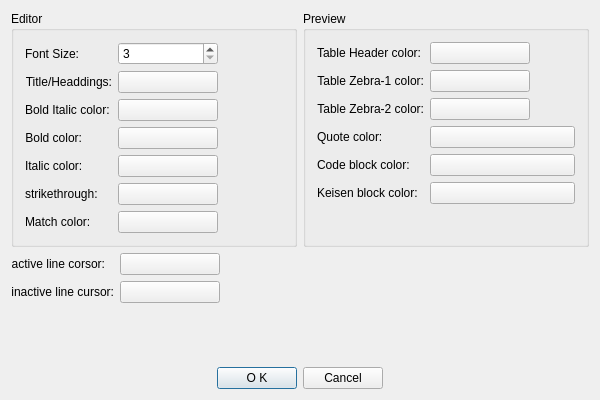
This is viMarkdown/src/SettingsDialog.ui in shigmas/viMarkdown as Qt 5 draws it before an edit. The edited form follows.
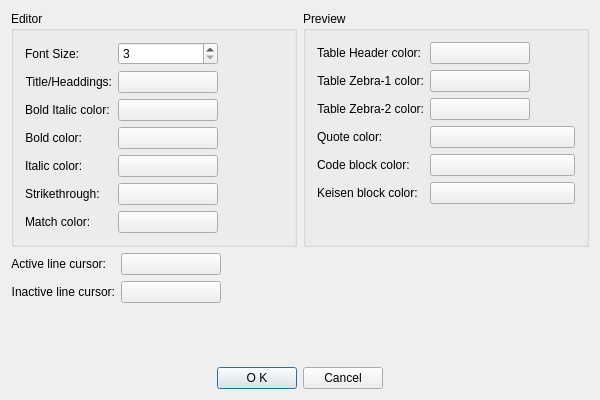
This is the edited form.

Commit message: 1318 ◎ C 04/29 04/29 02004│問題│設定ダイアログ：cursor の綴りが間違っている

Diff of the .ui file:
```diff
--- a/viMarkdown/src/SettingsDialog.ui
+++ b/viMarkdown/src/SettingsDialog.ui
@@ -126,7 +126,7 @@
           <item row="5" column="0">
            <widget class="QLabel" name="label_11">
             <property name="text">
-             <string>strikethrough:</string>
+             <string>Strikethrough:</string>
             </property>
            </widget>
           </item>
@@ -308,7 +308,7 @@
          <item row="0" column="0">
           <widget class="QLabel" name="label_7">
            <property name="text">
-            <string>active line corsor:</string>
+            <string>Active line cursor:</string>
            </property>
            <property name="alignment">
             <set>Qt::AlignmentFlag::AlignRight|Qt::AlignmentFlag::AlignTrailing|Qt::AlignmentFlag::AlignVCenter</set>
@@ -331,7 +331,7 @@
          <item row="1" column="0">
           <widget class="QLabel" name="label_8">
            <property name="text">
-            <string>inactive line cursor:</string>
+            <string>Inactive line cursor:</string>
            </property>
            <property name="alignment">
             <set>Qt::AlignmentFlag::AlignRight|Qt::AlignmentFlag::AlignTrailing|Qt::AlignmentFlag::AlignVCenter</set>
```
The commit also changes 1 other file.
